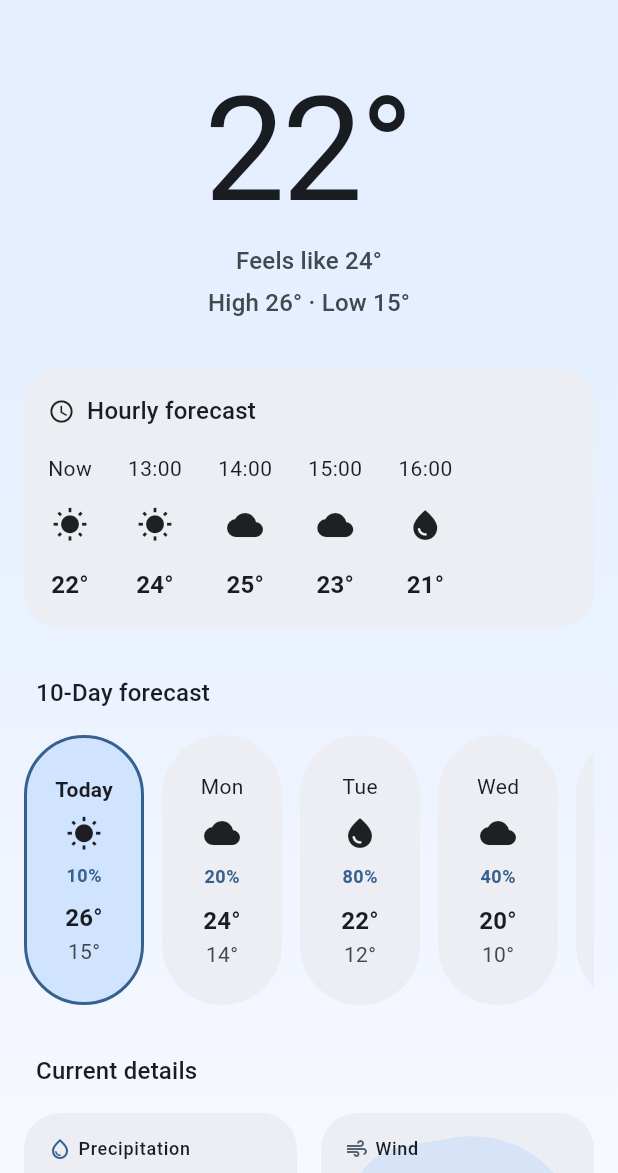
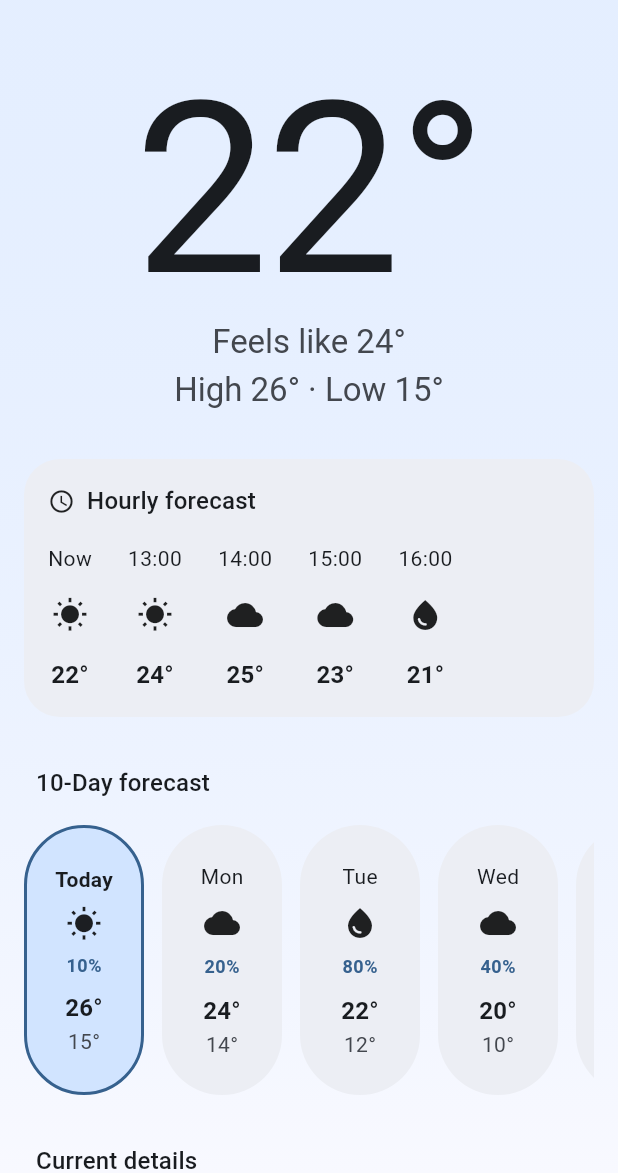
Before and after one commit to origami-suki/aura, a Flutter app: the screen it shows after launch, on a phone screen of 412 x 824 dp, the part 63-1236 px from its top. Run offline on Flutter 3.47's test engine with Material 3 defaults, Android fonts, the phone set to English and light mode, and no system bars.

Commit message:
style: fix hero section alignment and increase font size
Wraps the hero section Column in a SizedBox(width: double.infinity) to
force it to fill the screen width, ensuring perfect centering.
Increases the main temperature font size to 160 and bumps the subtitle
styles to titleLarge to better match the reference Pixel Weather design.

Co-authored-by: origami-suki <138861007+origami-suki@users.noreply.github.com>

```diff
--- a/lib/ui/home_screen.dart
+++ b/lib/ui/home_screen.dart
@@ -109,31 +109,39 @@ class HomeScreen extends StatelessWidget {
   }
 
   Widget _buildHeroSection(BuildContext context, WeatherNow now, DailyForecast today) {
-    return Column(
+    return SizedBox(
+      width: double.infinity,
+      child: Column(
+        crossAxisAlignment: CrossAxisAlignment.center,
         children: [
           Text(
             '${now.temp}°',
             style: Theme.of(context).textTheme.displayLarge?.copyWith(
-            fontSize: 96,
+              fontSize: 160,
               fontWeight: FontWeight.w400,
               letterSpacing: -2,
+              height: 1.0, // Reduce line height so it doesn't take too much vertical space
             ),
+            textAlign: TextAlign.center,
           ),
           const SizedBox(height: 8),
           Text(
             'Feels like ${now.feelsLike}°',
-          style: Theme.of(context).textTheme.titleMedium?.copyWith(
+            style: Theme.of(context).textTheme.titleLarge?.copyWith(
               color: Theme.of(context).colorScheme.onSurfaceVariant,
             ),
+            textAlign: TextAlign.center,
           ),
           const SizedBox(height: 4),
           Text(
             'High ${today.tempMax}° · Low ${today.tempMin}°',
-          style: Theme.of(context).textTheme.titleMedium?.copyWith(
+            style: Theme.of(context).textTheme.titleLarge?.copyWith(
               color: Theme.of(context).colorScheme.onSurfaceVariant,
             ),
+            textAlign: TextAlign.center,
           ),
         ],
+      ),
     );
   }
 }
```
Lines whose indentation alone changed are shown as unchanged.
